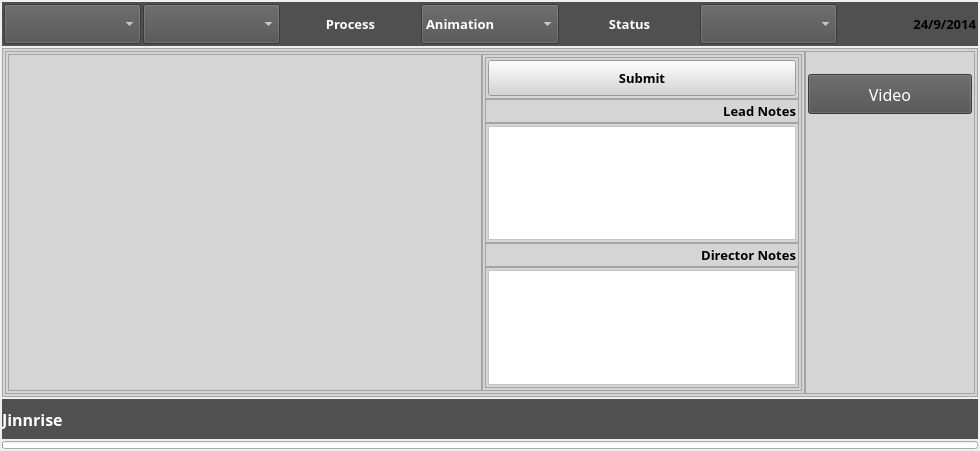
Qt form Kute/art_Wiz/art_wiz.ui (abble/schtool) before a commit.
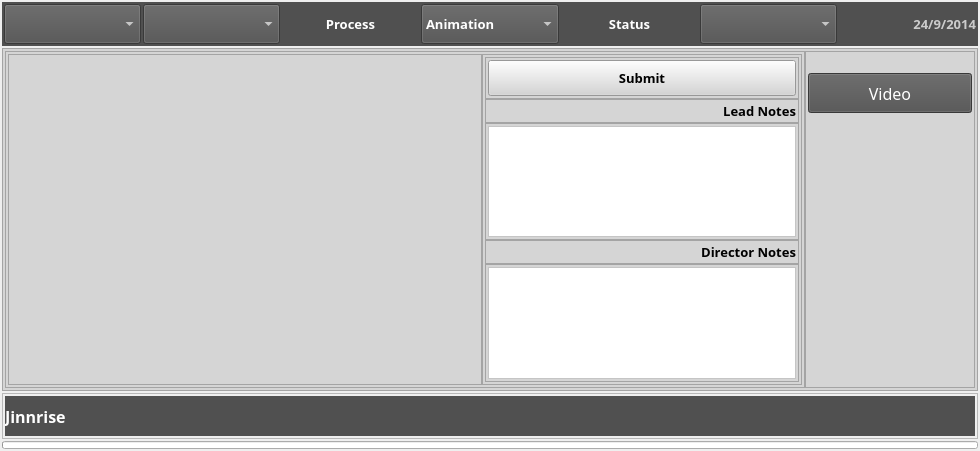
The same form after that commit. Icons and pictures are not drawn.

What changed in the file:
```diff
--- a/Kute/art_Wiz/art_wiz.ui
+++ b/Kute/art_Wiz/art_wiz.ui
@@ -276,6 +276,9 @@
           <bold>true</bold>
          </font>
         </property>
+        <property name="styleSheet">
+         <string notr="true">color: rgb(203, 203, 203);</string>
+        </property>
         <property name="text">
          <string>24/9/2014</string>
         </property>
@@ -795,6 +798,30 @@
     </widget>
    </item>
    <item>
+    <widget class="QFrame" name="frame">
+     <property name="frameShape">
+      <enum>QFrame::StyledPanel</enum>
+     </property>
+     <property name="frameShadow">
+      <enum>QFrame::Raised</enum>
+     </property>
+     <layout class="QHBoxLayout" name="horizontalLayout_5">
+      <property name="spacing">
+       <number>0</number>
+      </property>
+      <property name="leftMargin">
+       <number>2</number>
+      </property>
+      <property name="topMargin">
+       <number>2</number>
+      </property>
+      <property name="rightMargin">
+       <number>2</number>
+      </property>
+      <property name="bottomMargin">
+       <number>2</number>
+      </property>
+      <item>
     <widget class="QLabel" name="curstate">
      <property name="minimumSize">
       <size>
@@ -823,6 +850,40 @@
      <property name="text">
       <string>Jinnrise</string>
      </property>
+       </widget>
+      </item>
+      <item>
+       <widget class="QLabel" name="usernam">
+        <property name="maximumSize">
+         <size>
+          <width>16777215</width>
+          <height>16777215</height>
+         </size>
+        </property>
+        <property name="font">
+         <font>
+          <family>Trebuchet MS</family>
+          <pointsize>12</pointsize>
+          <weight>75</weight>
+          <bold>true</bold>
+         </font>
+        </property>
+        <property name="styleSheet">
+         <string notr="true">color: rgb(255, 255, 255);
+background-color: rgb(80, 80, 80);</string>
+        </property>
+        <property name="text">
+         <string/>
+        </property>
+        <property name="scaledContents">
+         <bool>false</bool>
+        </property>
+        <property name="alignment">
+         <set>Qt::AlignRight|Qt::AlignTrailing|Qt::AlignVCenter</set>
+        </property>
+       </widget>
+      </item>
+     </layout>
     </widget>
    </item>
    <item>
```
Lines whose indentation alone changed are shown as unchanged.
